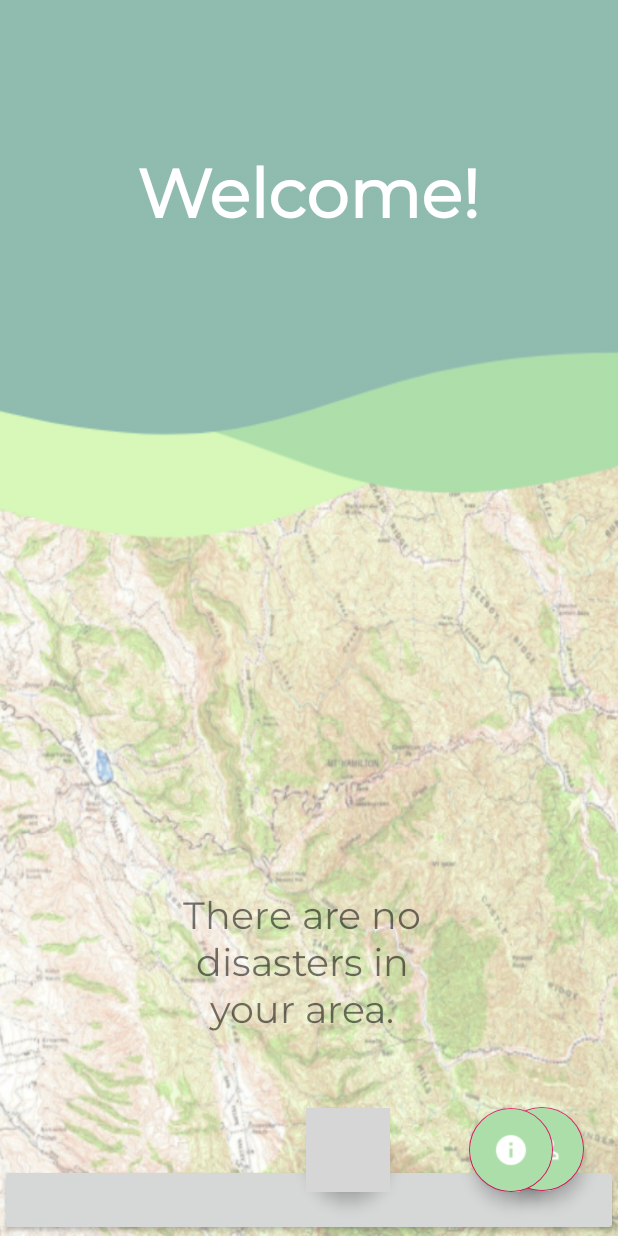
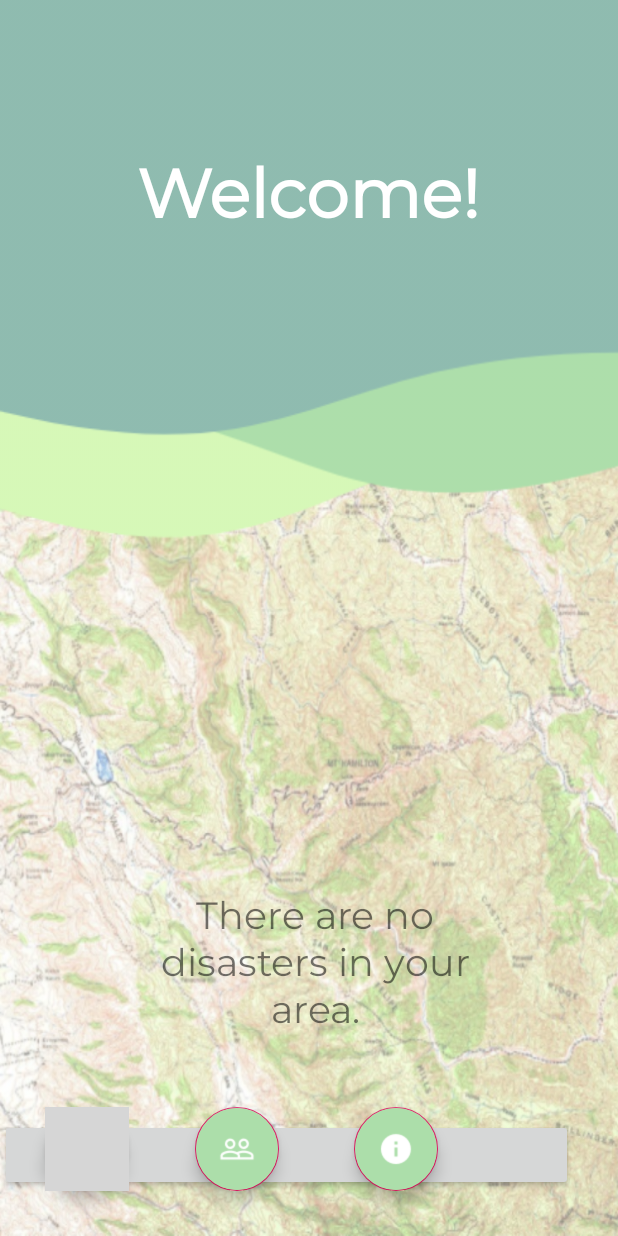
Before and after one commit to scarletdiv0922/Terra2, an Android app: the HomeScreenActivity screen opened directly, with no data from a screen before it, on a phone screen of 412 x 824 dp. Run offline under Robolectric (Android 15) with nearby library versions, the phone set to English and light mode, and no system bars; libraries missing offline, so code that uses them is left out: com.alan.alansdk; plain views replace AlanButton; 7 statements that could not run were skipped; grey boxes are pictures that could not be loaded.

Commit message:
Fixed Home Screen

```diff
--- a/app/src/main/res/layout/activity_home_screen.xml
+++ b/app/src/main/res/layout/activity_home_screen.xml
@@ -20,12 +20,12 @@
 
     <com.google.android.material.floatingactionbutton.FloatingActionButton
         android:id="@+id/menu_button"
-        android:layout_width="70dp"
-        android:layout_height="77dp"
+        android:layout_width="wrap_content"
+        android:layout_height="wrap_content"
         android:layout_alignParentStart="true"
         android:layout_alignParentBottom="true"
-        android:layout_marginStart="204dp"
-        android:layout_marginBottom="29dp"
+        android:layout_marginStart="30dp"
+        android:layout_marginBottom="30dp"
         android:background="@color/midGreen"
         android:backgroundTint="@color/midGreen"
         android:src="@drawable/baseline_reorder_white_36dp" />
@@ -36,7 +36,7 @@
         android:layout_height="wrap_content"
         android:layout_alignParentStart="true"
         android:layout_alignParentBottom="true"
-        android:layout_marginStart="333dp"
+        android:layout_marginStart="130dp"
         android:layout_marginBottom="30dp"
         android:background="@color/midGreen"
         android:backgroundTint="@color/midGreen"
@@ -49,8 +49,8 @@
         android:layout_height="wrap_content"
         android:layout_alignParentEnd="true"
         android:layout_alignParentBottom="true"
-        android:layout_marginEnd="43dp"
-        android:layout_marginBottom="29dp"
+        android:layout_marginEnd="120dp"
+        android:layout_marginBottom="30dp"
         android:background="@color/midGreen"
         android:backgroundTint="@color/midGreen"
         android:clickable="true"
@@ -61,18 +61,20 @@
         android:layout_width="match_parent"
         android:layout_height="wrap_content"
         android:layout_alignParentBottom="true"
-        android:layout_alignParentRight="true">
+        android:layout_alignParentRight="true"
+        android:layout_marginEnd="30dp"
+        android:layout_marginBottom="30dp">
 
     </com.alan.alansdk.button.AlanButton>
 
     <TextView
         android:id="@+id/textView2"
-        android:layout_width="175dp"
+        android:layout_width="220dp"
         android:layout_height="104dp"
         android:layout_alignParentStart="true"
         android:layout_alignParentBottom="true"
         android:layout_centerHorizontal="true"
-        android:layout_marginStart="114dp"
+        android:layout_marginStart="100dp"
         android:layout_marginBottom="126dp"
         android:fontFamily="@font/montserrat"
         android:text="There are no disasters in your area."
```
